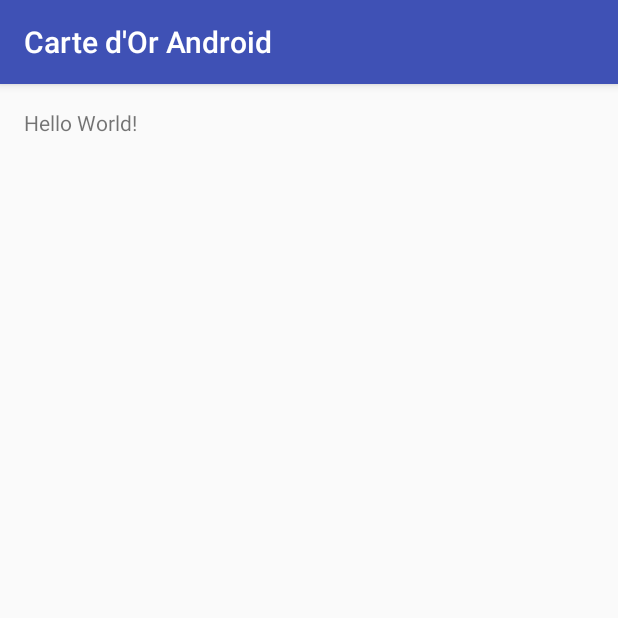
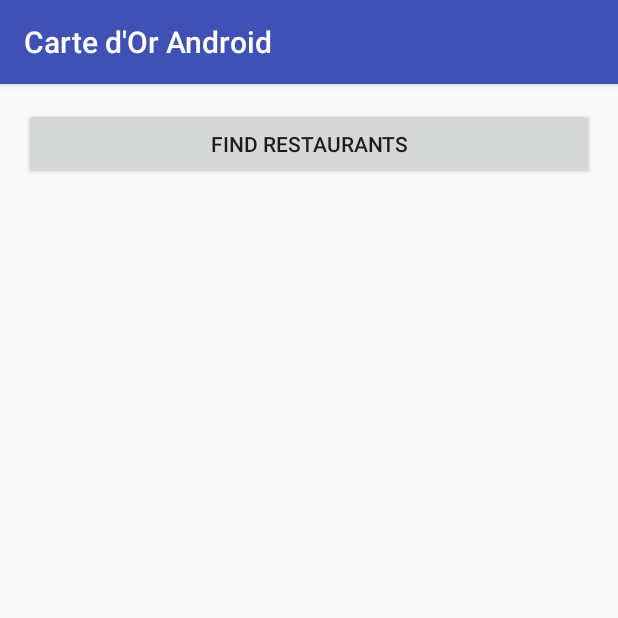
Before and after one commit to MxCO-Softwares/Carte-d-Or-Android, an Android app: the screen it shows after launch (MainActivity), on a phone screen of 412 x 824 dp, the top half of it. Run offline under Robolectric (Android 15) with nearby library versions, the phone set to English and light mode, and no system bars.

Commit message:
Première version de l'IHM

```diff
--- a/Carted'OrAndroid/app/src/main/res/layout/activity_main.xml
+++ b/Carted'OrAndroid/app/src/main/res/layout/activity_main.xml
@@ -1,5 +1,5 @@
 <?xml version="1.0" encoding="utf-8"?>
-<RelativeLayout
+<LinearLayout
     android:id="@+id/activity_main"
     xmlns:android="http://schemas.android.com/apk/res/android"
     xmlns:tools="http://schemas.android.com/tools"
@@ -9,10 +9,18 @@
     android:paddingLeft="@dimen/activity_horizontal_margin"
     android:paddingRight="@dimen/activity_horizontal_margin"
     android:paddingTop="@dimen/activity_vertical_margin"
-    tools:context="pinklady.cartedorandroid.MainActivity">
+    tools:context="pinklady.cartedorandroid.MainActivity"
+    android:orientation="vertical">
 
-    <TextView
-        android:layout_width="wrap_content"
-        android:layout_height="wrap_content"
-        android:text="Hello World!"/>
-</RelativeLayout>
+        <Button
+            android:text="Find restaurants"
+            android:layout_width="match_parent"
+            android:layout_height="wrap_content"
+            android:id="@+id/button"/>
+
+        <ListView
+            android:layout_width="match_parent"
+            android:layout_height="match_parent"/>
+
+
+</LinearLayout>
```
